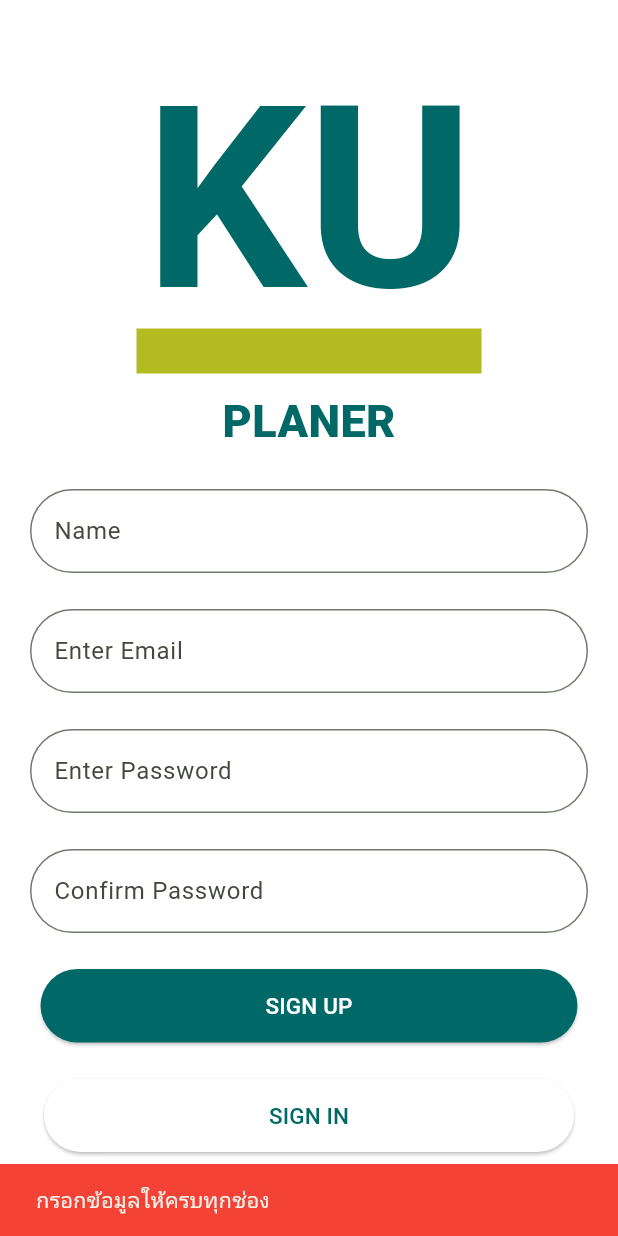
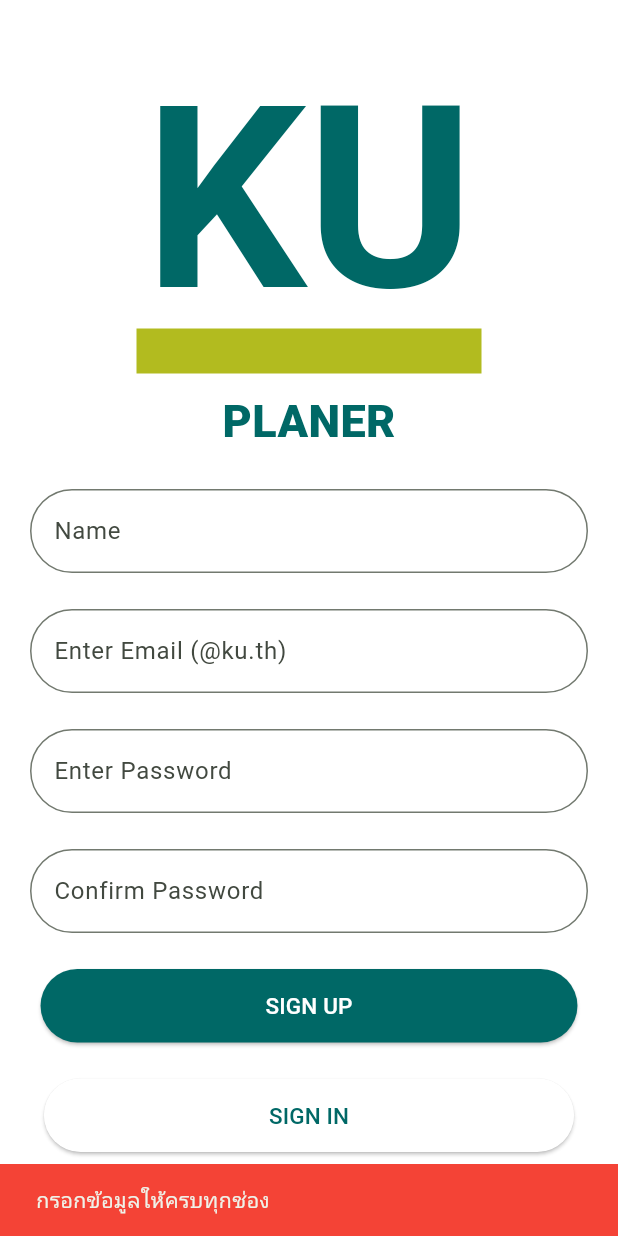
Before and after one commit to Pimoltip/app, a Flutter app: the Signuppage screen opened directly, after a tap on "SIGN UP", on a phone screen of 412 x 824 dp. Run offline on Flutter 3.47's test engine with Material 3 defaults, Android fonts, the phone set to English and light mode, and no system bars; our stand-ins replace shared_preferences, sqflite, sqflite_common_ffi, table_calendar; accounts and stored records are empty.

Commit message:
Add files via upload

```diff
--- a/lib/pages/Signuppage.dart
+++ b/lib/pages/Signuppage.dart
@@ -22,6 +22,7 @@ class _SignuppageState extends State<Signuppage> {
     final pass = passCtrl.text.trim();
     final confirm = confirmCtrl.text.trim();
 
+    // ✅ ตรวจกรอกครบทุกช่อง
     if (name.isEmpty || email.isEmpty || pass.isEmpty || confirm.isEmpty) {
       ScaffoldMessenger.of(context).showSnackBar(
         const SnackBar(
@@ -32,6 +33,19 @@ class _SignuppageState extends State<Signuppage> {
       return;
     }
 
+    // ✅ ตรวจรูปแบบอีเมล (ต้องลงท้ายด้วย @ku.th)
+    final emailRegex = RegExp(r'^[a-zA-Z0-9._%+-]+@ku\.th$');
+    if (!emailRegex.hasMatch(email)) {
+      ScaffoldMessenger.of(context).showSnackBar(
+        const SnackBar(
+          content: Text("กรุณาใช้อีเมลที่ลงท้ายด้วย @ku.th เท่านั้น"),
+          backgroundColor: Colors.red,
+        ),
+      );
+      return;
+    }
+
+    // ✅ ตรวจว่ารหัสผ่านตรงกันหรือไม่
     if (pass != confirm) {
       ScaffoldMessenger.of(context).showSnackBar(
         const SnackBar(
@@ -42,6 +56,7 @@ class _SignuppageState extends State<Signuppage> {
       return;
     }
 
+    // ✅ ตรวจความยาวรหัสผ่าน
     if (pass.length < 6) {
       ScaffoldMessenger.of(context).showSnackBar(
         const SnackBar(
@@ -52,6 +67,24 @@ class _SignuppageState extends State<Signuppage> {
       return;
     }
 
+    // ✅ ตรวจรูปแบบรหัสผ่าน:
+    // - ต้องมีเฉพาะตัวเลขและอักขระพิเศษ
+    // - ต้องมีตัวพิมพ์ใหญ่อย่างน้อย 1 ตัว
+    // - ต้องมีอักขระพิเศษอย่างน้อย 1 ตัว
+    final RegExp passRegex = RegExp(
+        r'^(?=.*[A-Z])(?=.*[!@#\$%^&*()_+\-=\[\]{};:"\\|,.<>\/?])[A-Za-z0-9!@#\$%^&*()_+\-=\[\]{};:"\\|,.<>\/?]{6,}$');
+
+    if (!passRegex.hasMatch(pass)) {
+      ScaffoldMessenger.of(context).showSnackBar(
+        const SnackBar(
+          content: Text("รหัสผ่านต้องมีตัวพิมพ์ใหญ่อย่างน้อย 1 ตัว และอักขระพิเศษอย่างน้อย 1 ตัว"),
+          backgroundColor: Colors.red,
+        ),
+      );
+      return;
+    }
+
+    // ✅ เริ่มสมัครสมาชิก
     setState(() {
       _isLoading = true;
     });
@@ -141,7 +174,7 @@ class _SignuppageState extends State<Signuppage> {
               TextField(
                 controller: emailCtrl,
                 decoration: InputDecoration(
-                  labelText: "Enter Email",
+                  labelText: "Enter Email (@ku.th)",
                   border: OutlineInputBorder(
                     borderRadius: BorderRadius.circular(50),
                   ),
@@ -171,7 +204,7 @@ class _SignuppageState extends State<Signuppage> {
               ),
               const SizedBox(height: 24),
               ElevatedButton(
-                onPressed: _signUp, // ✅ ใช้ฟังก์ชัน SignUp จริง
+                onPressed: _signUp,
                 style: ElevatedButton.styleFrom(
                   backgroundColor: const Color(0xff006866),
                   shape: RoundedRectangleBorder(
```
